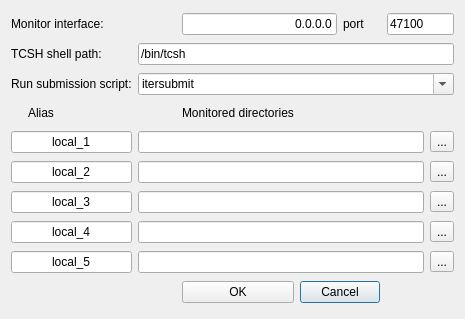
LeCAD-PEG/SOLPS-GUI, file src/gui/runs.ui: the form before one commit.
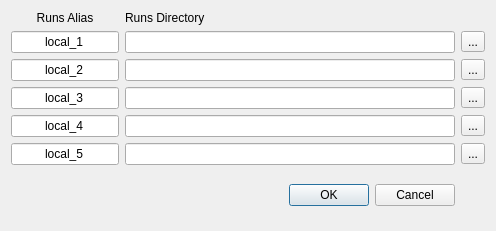
The form after the commit.

Patch:
```diff
--- a/src/gui/runs.ui
+++ b/src/gui/runs.ui
@@ -9,8 +9,8 @@
    <rect>
     <x>0</x>
     <y>0</y>
-    <width>465</width>
-    <height>319</height>
+    <width>496</width>
+    <height>231</height>
    </rect>
   </property>
   <property name="sizePolicy">
@@ -23,108 +23,122 @@
    <string>Runs settings</string>
   </property>
   <layout class="QGridLayout" name="gridLayout">
-   <item row="11" column="3" colspan="3">
-    <widget class="QPushButton" name="pushButton_Cancel">
+   <item row="0" column="2">
+    <widget class="QLabel" name="label_2">
+     <property name="text">
+      <string>Runs Directory </string>
+     </property>
+    </widget>
+   </item>
+   <item row="1" column="0" colspan="2">
+    <widget class="QLineEdit" name="lineEdit_alias1">
+     <property name="sizePolicy">
+      <sizepolicy hsizetype="Expanding" vsizetype="Fixed">
+       <horstretch>0</horstretch>
+       <verstretch>0</verstretch>
+      </sizepolicy>
+     </property>
+     <property name="minimumSize">
+      <size>
+       <width>10</width>
+       <height>0</height>
+      </size>
+     </property>
      <property name="maximumSize">
       <size>
-       <width>80</width>
-       <height>100</height>
+       <width>250</width>
+       <height>16777215</height>
       </size>
      </property>
      <property name="text">
-      <string>Cancel</string>
+      <string>local_1</string>
      </property>
+     <property name="alignment">
+      <set>Qt::AlignCenter</set>
+     </property>
     </widget>
    </item>
-   <item row="9" column="1" colspan="5">
+   <item row="1" column="3">
+    <widget class="QToolButton" name="toolButtonView1">
+     <property name="text">
+      <string>...</string>
+     </property>
+    </widget>
+   </item>
+   <item row="2" column="0" colspan="2">
+    <widget class="QLineEdit" name="lineEdit_alias2">
+     <property name="minimumSize">
+      <size>
+       <width>10</width>
+       <height>0</height>
+      </size>
+     </property>
+     <property name="maximumSize">
+      <size>
+       <width>250</width>
+       <height>16777215</height>
+      </size>
+     </property>
+     <property name="text">
+      <string>local_2</string>
+     </property>
+     <property name="alignment">
+      <set>Qt::AlignCenter</set>
+     </property>
+    </widget>
+   </item>
+   <item row="4" column="2">
     <widget class="QLineEdit" name="lineEdit_rundir4"/>
    </item>
-   <item row="10" column="1" colspan="5">
-    <widget class="QLineEdit" name="lineEdit_rundir5"/>
+   <item row="2" column="2">
+    <widget class="QLineEdit" name="lineEdit_rundir2"/>
    </item>
-   <item row="0" column="0" colspan="2">
-    <widget class="QLabel" name="label">
-     <property name="text">
-      <string>Monitor interface:</string>
-     </property>
-     <property name="textInteractionFlags">
-      <set>Qt::LinksAccessibleByMouse|Qt::TextEditable</set>
-     </property>
-    </widget>
-   </item>
-   <item row="10" column="0">
-    <widget class="QLineEdit" name="lineEdit_alias5">
-     <property name="minimumSize">
-      <size>
-       <width>10</width>
-       <height>0</height>
-      </size>
-     </property>
-     <property name="maximumSize">
-      <size>
-       <width>250</width>
-       <height>16777215</height>
-      </size>
-     </property>
-     <property name="text">
-      <string>local_5</string>
-     </property>
-     <property name="alignment">
-      <set>Qt::AlignCenter</set>
-     </property>
-    </widget>
-   </item>
-   <item row="7" column="6">
+   <item row="2" column="3">
     <widget class="QToolButton" name="toolButtonView2">
      <property name="text">
       <string>...</string>
      </property>
     </widget>
    </item>
-   <item row="5" column="2">
-    <widget class="QLabel" name="label_2">
+   <item row="3" column="0" colspan="2">
+    <widget class="QLineEdit" name="lineEdit_alias3">
+     <property name="minimumSize">
+      <size>
+       <width>10</width>
+       <height>0</height>
+      </size>
+     </property>
      <property name="maximumSize">
       <size>
-       <width>200</width>
-       <height>30</height>
+       <width>250</width>
+       <height>16777215</height>
       </size>
      </property>
-     <property name="text">
-      <string>Monitored directories</string>
+     <property name="baseSize">
+      <size>
+       <width>0</width>
+       <height>0</height>
+      </size>
      </property>
-    </widget>
-   </item>
-   <item row="0" column="2" colspan="2">
-    <widget class="QLineEdit" name="lineEdit_monitor_interface">
-     <property name="layoutDirection">
-      <enum>Qt::LeftToRight</enum>
-     </property>
      <property name="text">
-      <string>0.0.0.0</string>
-     </property>
-     <property name="maxLength">
-      <number>100</number>
+      <string>local_3</string>
      </property>
      <property name="alignment">
-      <set>Qt::AlignRight|Qt::AlignTrailing|Qt::AlignVCenter</set>
+      <set>Qt::AlignCenter</set>
      </property>
     </widget>
    </item>
-   <item row="0" column="4">
-    <widget class="QLabel" name="label_4">
-     <property name="text">
-      <string>port</string>
-     </property>
-    </widget>
+   <item row="3" column="2">
+    <widget class="QLineEdit" name="lineEdit_rundir3"/>
    </item>
-   <item row="0" column="5" colspan="2">
-    <widget class="QLineEdit" name="lineEdit_monitor_port">
+   <item row="3" column="3">
+    <widget class="QToolButton" name="toolButtonView3">
      <property name="text">
-      <string>47100</string>
+      <string>...</string>
      </property>
     </widget>
    </item>
-   <item row="9" column="0">
+   <item row="4" column="0" colspan="2">
     <widget class="QLineEdit" name="lineEdit_alias4">
      <property name="minimumSize">
       <size>
@@ -146,14 +160,53 @@
      </property>
     </widget>
    </item>
-   <item row="8" column="6">
-    <widget class="QToolButton" name="toolButtonView3">
+   <item row="4" column="3">
+    <widget class="QToolButton" name="toolButtonView4">
      <property name="text">
       <string>...</string>
      </property>
     </widget>
    </item>
-   <item row="6" column="1" colspan="5">
+   <item row="5" column="0" colspan="2">
+    <widget class="QLineEdit" name="lineEdit_alias5">
+     <property name="minimumSize">
+      <size>
+       <width>10</width>
+       <height>0</height>
+      </size>
+     </property>
+     <property name="maximumSize">
+      <size>
+       <width>250</width>
+       <height>16777215</height>
+      </size>
+     </property>
+     <property name="text">
+      <string>local_5</string>
+     </property>
+     <property name="alignment">
+      <set>Qt::AlignCenter</set>
+     </property>
+    </widget>
+   </item>
+   <item row="5" column="2">
+    <widget class="QLineEdit" name="lineEdit_rundir5"/>
+   </item>
+   <item row="5" column="3">
+    <widget class="QToolButton" name="toolButtonView5">
+     <property name="text">
+      <string>...</string>
+     </property>
+    </widget>
+   </item>
+   <item row="6" column="1" colspan="2">
+    <widget class="QDialogButtonBox" name="buttonBox">
+     <property name="standardButtons">
+      <set>QDialogButtonBox::Cancel|QDialogButtonBox::Ok</set>
+     </property>
+    </widget>
+   </item>
+   <item row="1" column="2">
     <widget class="QLineEdit" name="lineEdit_rundir1">
      <property name="sizePolicy">
       <sizepolicy hsizetype="Expanding" vsizetype="Fixed">
@@ -166,71 +219,13 @@
      </property>
     </widget>
    </item>
-   <item row="11" column="2">
-    <widget class="QPushButton" name="pushButton_OK">
-     <property name="text">
-      <string>OK</string>
-     </property>
-    </widget>
-   </item>
-   <item row="9" column="6">
-    <widget class="QToolButton" name="toolButtonView4">
-     <property name="text">
-      <string>...</string>
-     </property>
-    </widget>
-   </item>
-   <item row="10" column="6">
-    <widget class="QToolButton" name="toolButtonView5">
-     <property name="text">
-      <string>...</string>
-     </property>
-    </widget>
-   </item>
-   <item row="8" column="0">
-    <widget class="QLineEdit" name="lineEdit_alias3">
-     <property name="minimumSize">
-      <size>
-       <width>10</width>
-       <height>0</height>
-      </size>
-     </property>
-     <property name="maximumSize">
-      <size>
-       <width>250</width>
-       <height>16777215</height>
-      </size>
-     </property>
-     <property name="baseSize">
-      <size>
-       <width>0</width>
-       <height>0</height>
-      </size>
-     </property>
-     <property name="text">
-      <string>local_3</string>
-     </property>
-     <property name="alignment">
-      <set>Qt::AlignCenter</set>
-     </property>
-    </widget>
-   </item>
-   <item row="8" column="1" colspan="5">
-    <widget class="QLineEdit" name="lineEdit_rundir3"/>
-   </item>
-   <item row="5" column="0">
+   <item row="0" column="0" colspan="2">
     <widget class="QLabel" name="label_3">
-     <property name="maximumSize">
-      <size>
-       <width>60</width>
-       <height>20</height>
-      </size>
-     </property>
      <property name="layoutDirection">
       <enum>Qt::LeftToRight</enum>
      </property>
      <property name="text">
-      <string>Alias</string>
+      <string>Runs Alias</string>
      </property>
      <property name="alignment">
       <set>Qt::AlignCenter</set>
@@ -238,128 +233,17 @@
     </widget>
    </item>
    <item row="6" column="0">
-    <widget class="QLineEdit" name="lineEdit_alias1">
-     <property name="sizePolicy">
-      <sizepolicy hsizetype="Expanding" vsizetype="Fixed">
-       <horstretch>0</horstretch>
-       <verstretch>0</verstretch>
-      </sizepolicy>
+    <spacer name="verticalSpacer">
+     <property name="orientation">
+      <enum>Qt::Vertical</enum>
      </property>
-     <property name="minimumSize">
+     <property name="sizeHint" stdset="0">
       <size>
-       <width>10</width>
-       <height>0</height>
+       <width>20</width>
+       <height>40</height>
       </size>
      </property>
-     <property name="maximumSize">
-      <size>
-       <width>250</width>
-       <height>16777215</height>
-      </size>
-     </property>
-     <property name="baseSize">
-      <size>
-       <width>50</width>
-       <height>0</height>
-      </size>
-     </property>
-     <property name="text">
-      <string>local_1</string>
-     </property>
-     <property name="alignment">
-      <set>Qt::AlignCenter</set>
-     </property>
-    </widget>
-   </item>
-   <item row="7" column="1" colspan="5">
-    <widget class="QLineEdit" name="lineEdit_rundir2"/>
-   </item>
-   <item row="6" column="6">
-    <widget class="QToolButton" name="toolButtonView1">
-     <property name="text">
-      <string>...</string>
-     </property>
-    </widget>
-   </item>
-   <item row="7" column="0">
-    <widget class="QLineEdit" name="lineEdit_alias2">
-     <property name="minimumSize">
-      <size>
-       <width>10</width>
-       <height>0</height>
-      </size>
-     </property>
-     <property name="maximumSize">
-      <size>
-       <width>250</width>
-       <height>16777215</height>
-      </size>
-     </property>
-     <property name="text">
-      <string>local_2</string>
-     </property>
-     <property name="alignment">
-      <set>Qt::AlignCenter</set>
-     </property>
-    </widget>
-   </item>
-   <item row="1" column="0">
-    <widget class="QLabel" name="label_5">
-     <property name="text">
-      <string>TCSH shell path:</string>
-     </property>
-    </widget>
-   </item>
-   <item row="2" column="0">
-    <widget class="QLabel" name="label_6">
-     <property name="text">
-      <string>Run submission script:</string>
-     </property>
-    </widget>
-   </item>
-   <item row="2" column="1" colspan="6">
-    <widget class="QComboBox" name="comboBox_submit_script">
-     <property name="editable">
-      <bool>true</bool>
-     </property>
-     <item>
-      <property name="text">
-       <string>itersubmit</string>
-      </property>
-     </item>
-     <item>
-      <property name="text">
-       <string>itmsubmit</string>
-      </property>
-     </item>
-     <item>
-      <property name="text">
-       <string>jetsubmit</string>
-      </property>
-     </item>
-     <item>
-      <property name="text">
-       <string extracomment="Local submission script that puts nohup batch job">localsubmit</string>
-      </property>
-     </item>
-     <item>
-      <property name="text">
-       <string>sgesubmit</string>
-      </property>
-     </item>
-     <item>
-      <property name="text">
-       <string/>
-      </property>
-     </item>
-    </widget>
-   </item>
-   <item row="1" column="1" colspan="6">
-    <widget class="QLineEdit" name="lineEdit_tcsh_path">
-     <property name="text">
-      <string>/bin/tcsh</string>
-     </property>
-    </widget>
+    </spacer>
    </item>
   </layout>
  </widget>
```
Left out of the diff: 30 changed lines with no effect on the pictures.
